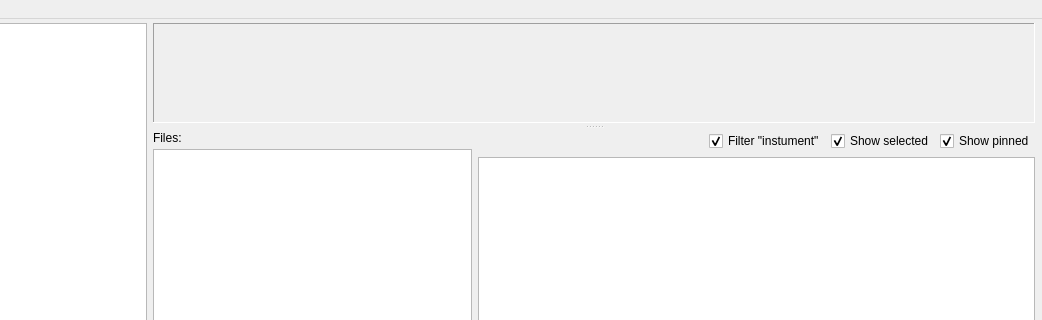
Above: kitstarter/gui/main_window.ui from Zen-Master-SoSo/kitstarter before the change; both pictures show x 116 to 1158 and y 0 to 320 of the 1158 by 627 pixel window. Below: the same form after it.
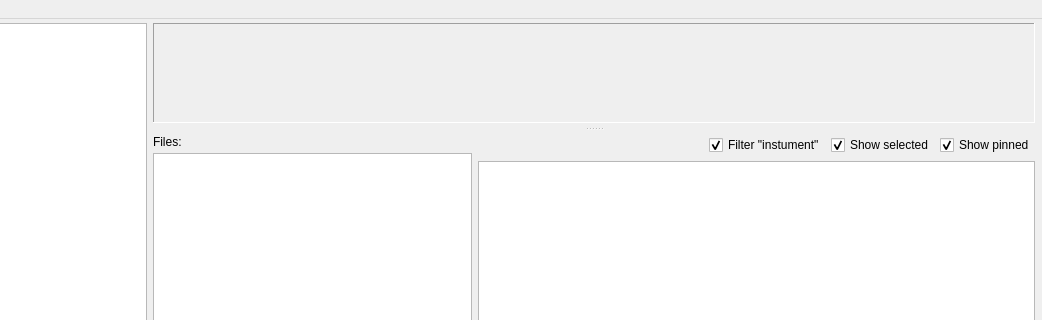
That is the form after the change.

The edit to the form file:
```diff
--- a/kitstarter/gui/main_window.ui
+++ b/kitstarter/gui/main_window.ui
@@ -49,7 +49,7 @@
        <enum>Qt::Vertical</enum>
       </property>
       <property name="handleWidth">
-       <number>8</number>
+       <number>12</number>
       </property>
       <property name="childrenCollapsible">
        <bool>false</bool>
```
